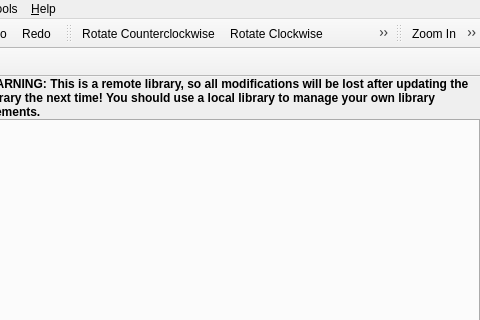
First picture: the form in libs/librepcb/libraryeditor/libraryeditor.ui, repository LibrePCB/LibrePCB, before the edit; both pictures show x 131 to 611 and y 0 to 320 of the 611 by 540 pixel window.
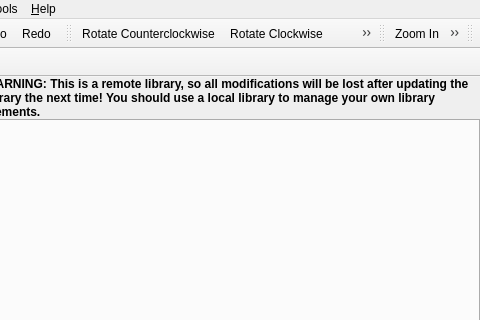
Second picture: the form after the edit. Icons and pictures are not drawn. Custom widgets are drawn as their Qt base class.

Commit message: LibraryEditor: Add "filter" toolbar

The edit to the form file:
```diff
--- a/libs/librepcb/libraryeditor/libraryeditor.ui
+++ b/libs/librepcb/libraryeditor/libraryeditor.ui
@@ -203,6 +203,17 @@
    <addaction name="actionZoomAll"/>
    <addaction name="actionGridProperties"/>
   </widget>
+  <widget class="QToolBar" name="filterToolbar">
+   <property name="windowTitle">
+    <string>Filter</string>
+   </property>
+   <attribute name="toolBarArea">
+    <enum>TopToolBarArea</enum>
+   </attribute>
+   <attribute name="toolBarBreak">
+    <bool>false</bool>
+   </attribute>
+  </widget>
   <widget class="QToolBar" name="commandToolbar">
    <property name="windowTitle">
     <string>Command</string>
```
The commit also changes 3 other files.
